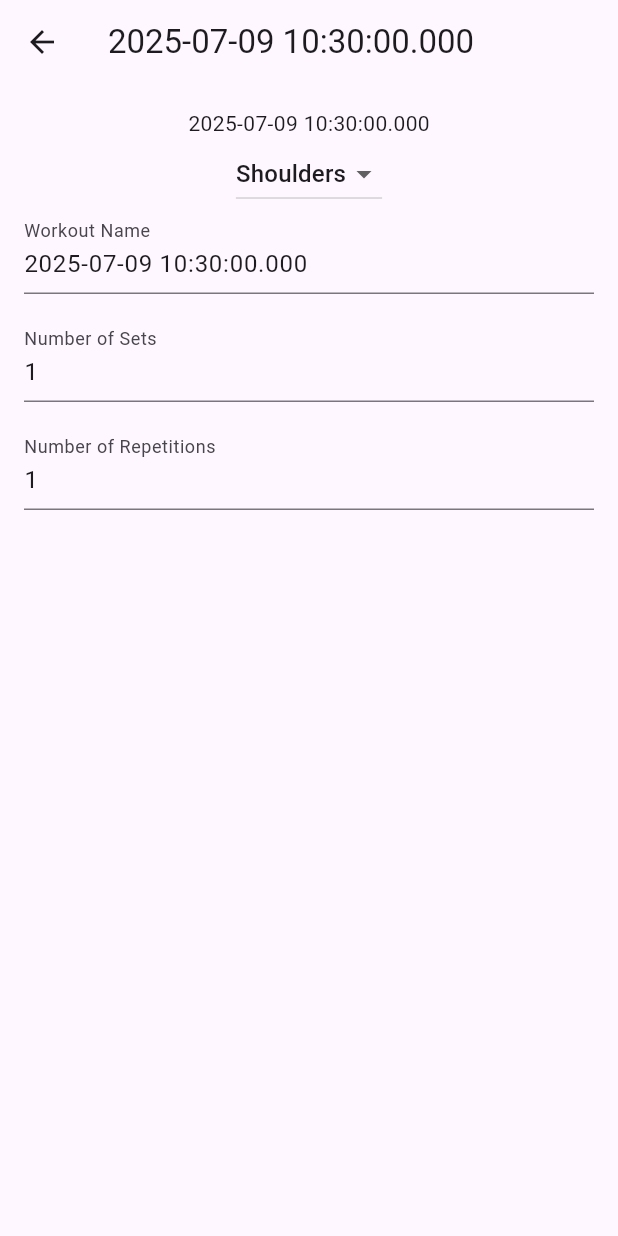
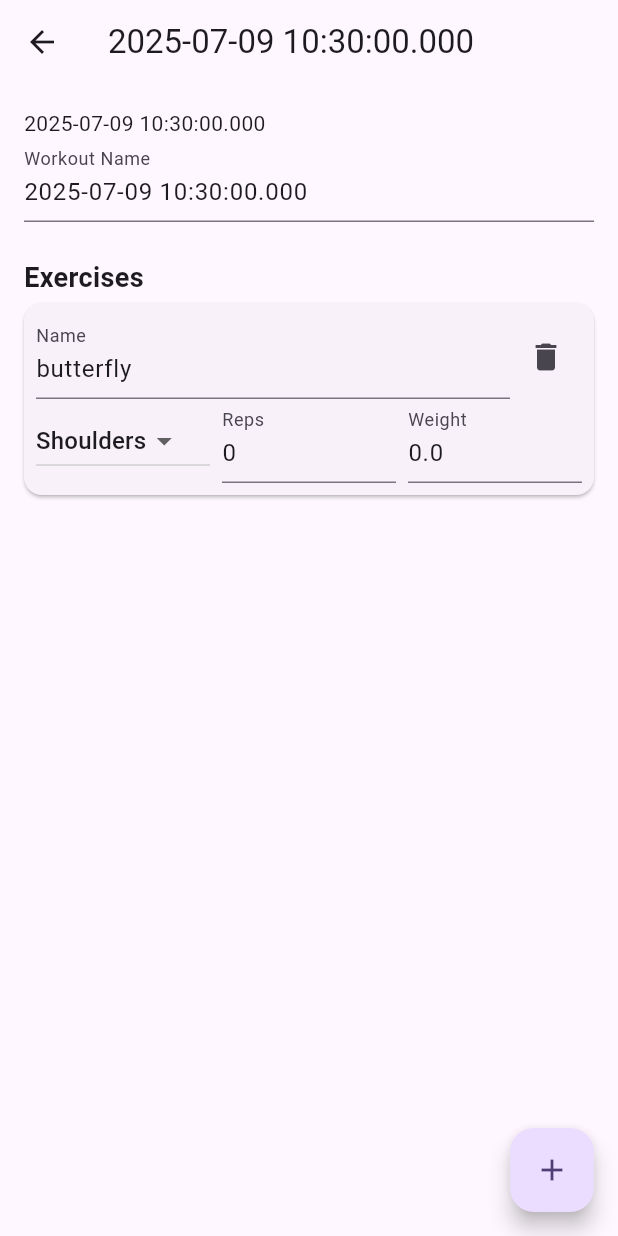
Before and after one commit to ofesseler/fitti, a Flutter app: the screen it shows after launch, after a tap on the "add" icon, on a phone screen of 412 x 824 dp. Run offline on Flutter 3.47's test engine with Material 3 defaults, Android fonts, the phone set to English and light mode, and no system bars; our stand-ins replace file_picker; missing offline and left inert: dart:html.

Commit message:
Remove Reps, Sets, Bodypart Dropdown from workout screen overview and add exercieses list in workout screen

```diff
--- a/lib/screens/workout_screen.dart
+++ b/lib/screens/workout_screen.dart
@@ -12,31 +12,20 @@ class WorkoutScreen extends StatefulWidget {
 }
 
 class _WorkoutScreenState extends State<WorkoutScreen> {
-  String dropdownValue = WorkoutCategory.Abs.name;
   late Workout workout;
   late TextEditingController _nameController;
   late FocusNode _nameFocusNode;
-  late TextEditingController _setsController;
-  late FocusNode _setsFocusNode;
-  late TextEditingController _repsController;
-  late FocusNode _repsFocusNode;
+  final Map<int, TextEditingController> _repsControllers = {};
+  final Map<int, TextEditingController> _nameControllers = {};
+  final Map<int, TextEditingController> _weightControllers = {};
 
   @override
   void initState() {
     super.initState();
     workout = widget.workout;
-    dropdownValue = workout.exercises.isNotEmpty
-        ? workout.exercises.first.category.name
-        : WorkoutCategory.Abs.name;
     _nameController = TextEditingController(text: workout.name);
     _nameFocusNode = FocusNode();
     _nameFocusNode.addListener(_onNameFocusChange);
-    _setsController = TextEditingController(text: workout.sets.toString());
-    _setsFocusNode = FocusNode();
-    _setsFocusNode.addListener(_onSetsFocusChange);
-    _repsController = TextEditingController(text: workout.repetitions.toString());
-    _repsFocusNode = FocusNode();
-    _repsFocusNode.addListener(_onRepsFocusChange);
   }
 
   void _onNameFocusChange() {
@@ -51,30 +40,20 @@ class _WorkoutScreenState extends State<WorkoutScreen> {
     }
   }
 
-  void _onSetsFocusChange() {
-    if (!_setsFocusNode.hasFocus) {
+  void _addExercise(BuildContext context) {
     final model = Provider.of<WorkoutListModel>(context, listen: false);
-      int? newSets = int.tryParse(_setsController.text);
-      if (newSets != null && workout.sets != newSets) {
     setState(() {
-          workout.sets = newSets;
+      workout.exercises.add(Exercise('New Exercise', WorkoutCategory.Abs));
       model.updateWorkout(workout);
     });
   }
-    }
-  }
 
-  void _onRepsFocusChange() {
-    if (!_repsFocusNode.hasFocus) {
+  void _removeExercise(BuildContext context, int index) {
     final model = Provider.of<WorkoutListModel>(context, listen: false);
-      int? newReps = int.tryParse(_repsController.text);
-      if (newReps != null && workout.repetitions != newReps) {
     setState(() {
-          workout.repetitions = newReps;
+      workout.exercises.removeAt(index);
       model.updateWorkout(workout);
     });
-      }
-    }
   }
 
   @override
@@ -82,22 +61,21 @@ class _WorkoutScreenState extends State<WorkoutScreen> {
     _nameController.dispose();
     _nameFocusNode.removeListener(_onNameFocusChange);
     _nameFocusNode.dispose();
-    _setsController.dispose();
-    _setsFocusNode.removeListener(_onSetsFocusChange);
-    _setsFocusNode.dispose();
-    _repsController.dispose();
-    _repsFocusNode.removeListener(_onRepsFocusChange);
-    _repsFocusNode.dispose();
+    for (final c in _repsControllers.values) {
+      c.dispose();
+    }
+    for (final c in _nameControllers.values) {
+      c.dispose();
+    }
+    for (final c in _weightControllers.values) {
+      c.dispose();
+    }
     super.dispose();
   }
 
   @override
   Widget build(BuildContext context) {
     final model = Provider.of<WorkoutListModel>(context, listen: false);
-    List<String> dropdownItems =
-        WorkoutCategory.values.map((WorkoutCategory cat) {
-      return cat.name;
-    }).toList();
 
     return Scaffold(
       appBar: AppBar(
@@ -105,26 +83,11 @@ class _WorkoutScreenState extends State<WorkoutScreen> {
       ),
       body: Padding(
         padding: const EdgeInsets.all(16),
+        child: SingleChildScrollView(
           child: Column(
+            crossAxisAlignment: CrossAxisAlignment.start,
             children: [
               Text(workout.created.toString()),
-              DropdownButton(
-                  value: dropdownValue,
-                  items: dropdownItems.map((String cat) {
-                    return DropdownMenuItem(
-                      value: cat,
-                      child: Text(cat),
-                    );
-                  }).toList(),
-                  onChanged: (String? newDropdownValue) {
-                    setState(() {
-                      dropdownValue = newDropdownValue!;
-                      if (workout.exercises.isNotEmpty) {
-                        workout.exercises.first.category = WorkoutCategory.values.firstWhere((e) => e.name == dropdownValue);
-                        model.updateWorkout(workout);
-                      }
-                    });
-                  }),
               TextField(
                   controller: _nameController,
                   focusNode: _nameFocusNode,
@@ -137,40 +100,117 @@ class _WorkoutScreenState extends State<WorkoutScreen> {
                       }
                     });
                   }),
-              const SizedBox(height: 16),
-              TextField(
-                controller: _setsController,
-                focusNode: _setsFocusNode,
-                keyboardType: TextInputType.number,
-                decoration: const InputDecoration(labelText: 'Number of Sets'),
-                onSubmitted: (String? value) {
-                  int? newSets = int.tryParse(value ?? '');
-                  if (newSets != null) {
+              const SizedBox(height: 24),
+              const Text('Exercises', style: TextStyle(fontWeight: FontWeight.bold, fontSize: 18)),
+              ListView.builder(
+                shrinkWrap: true,
+                physics: const NeverScrollableScrollPhysics(),
+                itemCount: workout.exercises.length,
+                itemBuilder: (context, index) {
+                  final exercise = workout.exercises[index];
+                  _repsControllers.putIfAbsent(index, () => TextEditingController(text: exercise.reps.toString()));
+                  _nameControllers.putIfAbsent(index, () => TextEditingController(text: exercise.name));
+                  _weightControllers.putIfAbsent(index, () => TextEditingController(text: exercise.weight.toString()));
+                  return Card(
+                    margin: const EdgeInsets.symmetric(vertical: 4),
+                    child: Padding(
+                      padding: const EdgeInsets.all(8),
+                      child: Column(
+                        crossAxisAlignment: CrossAxisAlignment.start,
+                        children: [
+                          Row(
+                            children: [
+                              Expanded(
+                                child: TextField(
+                                  controller: _nameControllers[index],
+                                  decoration: const InputDecoration(labelText: 'Name'),
+                                  onChanged: (val) {
                                     setState(() {
-                      workout.sets = newSets;
-                      model.updateWorkout(workout);
+                                      exercise.name = val;
+                                      Provider.of<WorkoutListModel>(context, listen: false).updateWorkout(workout);
                                     });
-                  }
                                   },
                                 ),
-              const SizedBox(height: 16),
-              TextField(
-                controller: _repsController,
-                focusNode: _repsFocusNode,
-                keyboardType: TextInputType.number,
-                decoration: const InputDecoration(labelText: 'Number of Repetitions'),
-                onSubmitted: (String? value) {
-                  int? newReps = int.tryParse(value ?? '');
-                  if (newReps != null) {
+                              ),
+                              IconButton(
+                                icon: const Icon(Icons.delete),
+                                tooltip: 'Remove Exercise',
+                                onPressed: () {
                                   setState(() {
-                      workout.repetitions = newReps;
-                      model.updateWorkout(workout);
+                                    _repsControllers[index]?.dispose();
+                                    _repsControllers.remove(index);
+                                    _nameControllers[index]?.dispose();
+                                    _nameControllers.remove(index);
+                                    _weightControllers[index]?.dispose();
+                                    _weightControllers.remove(index);
+                                    _removeExercise(context, index);
                                   });
-                  }
                                 },
                               ),
                             ],
-          )),
+                          ),
+                          Row(
+                            children: [
+                              Expanded(
+                                child: DropdownButton<WorkoutCategory>(
+                                  value: exercise.category,
+                                  items: WorkoutCategory.values.map((cat) => DropdownMenuItem(
+                                    value: cat,
+                                    child: Text(cat.name),
+                                  )).toList(),
+                                  onChanged: (cat) {
+                                    setState(() {
+                                      if (cat != null) exercise.category = cat;
+                                      Provider.of<WorkoutListModel>(context, listen: false).updateWorkout(workout);
+                                    });
+                                  },
+                                ),
+                              ),
+                              const SizedBox(width: 8),
+                              Expanded(
+                                child: TextField(
+                                  controller: _repsControllers[index],
+                                  keyboardType: TextInputType.number,
+                                  decoration: const InputDecoration(labelText: 'Reps'),
+                                  onChanged: (val) {
+                                    setState(() {
+                                      exercise.reps = int.tryParse(val) ?? 0;
+                                      Provider.of<WorkoutListModel>(context, listen: false).updateWorkout(workout);
+                                    });
+                                  },
+                                ),
+                              ),
+                              const SizedBox(width: 8),
+                              Expanded(
+                                child: TextField(
+                                  controller: _weightControllers[index],
+                                  keyboardType: TextInputType.number,
+                                  decoration: const InputDecoration(labelText: 'Weight'),
+                                  onChanged: (val) {
+                                    setState(() {
+                                      exercise.weight = double.tryParse(val) ?? 0;
+                                      Provider.of<WorkoutListModel>(context, listen: false).updateWorkout(workout);
+                                    });
+                                  },
+                                ),
+                              ),
+                            ],
+                          ),
+                        ],
+                      ),
+                    ),
+                  );
+                },
+              ),
+            ],
+          ),
+        ),
+      ),
+      floatingActionButton: FloatingActionButton(
+        onPressed: () => _addExercise(context),
+        tooltip: 'Add Exercise',
+        child: const Icon(Icons.add),
+      ),
     );
   }
 }
```
Lines whose indentation alone changed are shown as unchanged.
